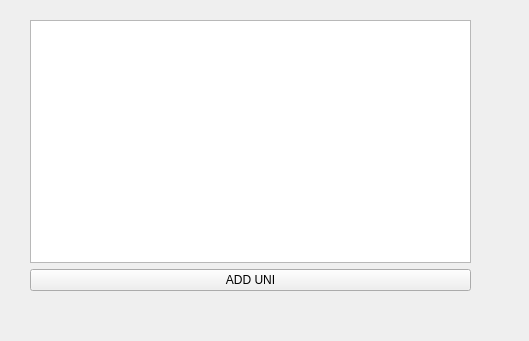
Old version of the form universitywidget.ui in the repository casalete/ErasmusIo.
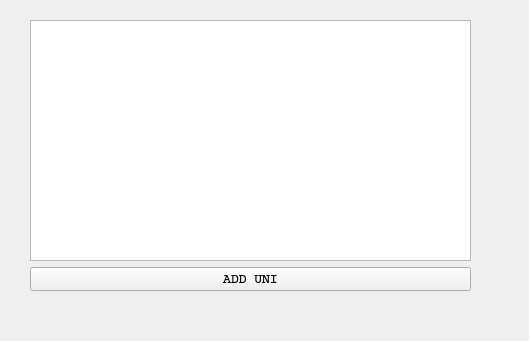
New version of the form. Icons and pictures are not drawn.

What changed in the file:
```diff
--- a/universitywidget.ui
+++ b/universitywidget.ui
@@ -13,7 +13,10 @@
   <property name="windowTitle">
    <string>Form</string>
   </property>
-  <widget class="QWidget" name="">
+  <property name="styleSheet">
+   <string notr="true">background-image: url(:/unic.jpg);</string>
+  </property>
+  <widget class="QWidget" name="layoutWidget">
    <property name="geometry">
     <rect>
      <x>30</x>
@@ -32,6 +35,14 @@
        <enum>Qt::Horizontal</enum>
       </property>
       <widget class="QPushButton" name="addUniversity">
+       <property name="font">
+        <font>
+         <family>Courier</family>
+         <pointsize>10</pointsize>
+         <weight>75</weight>
+         <bold>true</bold>
+        </font>
+       </property>
        <property name="text">
         <string>ADD UNI</string>
        </property>
```
